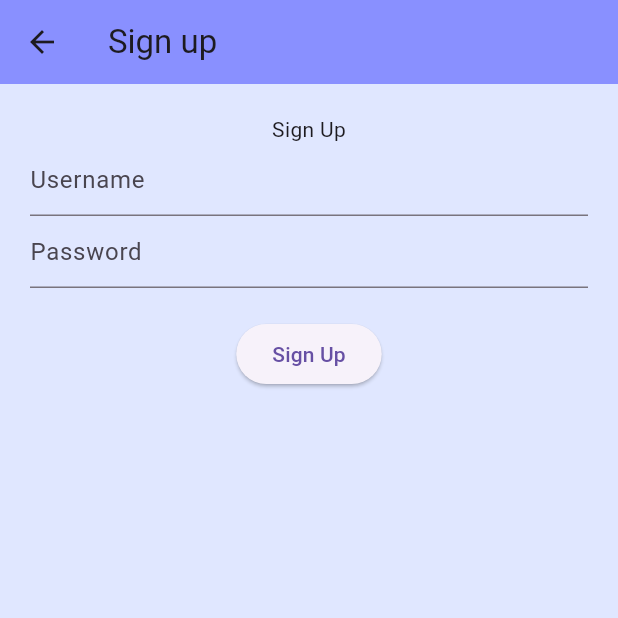
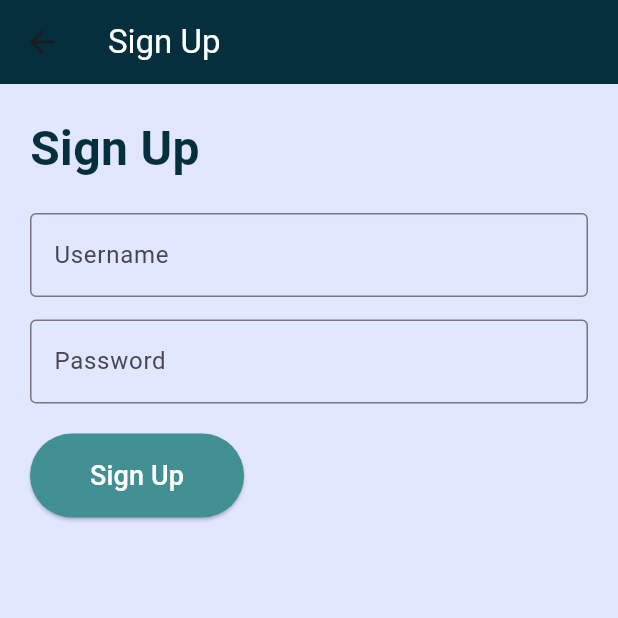
Before and after one commit to HUSSAIN13Q/tasky, a Flutter app: the screen it shows after launch, after a tap on "Sign Up", on a phone screen of 412 x 824 dp, the top half of it. Run offline on Flutter 3.47's test engine with Material 3 defaults, Android fonts, the light colour scheme and no system bars; our stand-ins replace dio, go_router, shared_preferences; accounts and stored records are empty; network calls fail.

Commit message:
sign in page and sign up page updated when it some to color

```diff
--- a/lib/main.dart
+++ b/lib/main.dart
@@ -26,7 +26,7 @@ class MainApp extends StatelessWidget {
   @override
   Widget build(BuildContext context) {
     return MaterialApp.router(
-      title: 'tasky App',
+      title: 'Tasky App',
       routerConfig: _router,
       debugShowCheckedModeBanner: false,
       theme: ThemeData(
--- a/lib/sign/login_page.dart
+++ b/lib/sign/login_page.dart
@@ -18,20 +18,40 @@ class _LoginPageState extends State<LoginPage> {
   Widget build(BuildContext context) {
     return Scaffold(
       appBar: AppBar(
-        title: const Text("Login"),
+        title: const Text(
+          "Login",
+          style: TextStyle(color: Colors.white), // AppBar text color
+        ),
+        backgroundColor: const Color(0xFF062F3E), // AppBar background color
       ),
       resizeToAvoidBottomInset: false,
       body: Padding(
         padding: const EdgeInsets.all(20.0),
         child: Column(
+          crossAxisAlignment: CrossAxisAlignment.start,
           children: [
-            const Text("Login"),
+            const Text(
+              "Login",
+              style: TextStyle(
+                fontSize: 32,
+                fontWeight: FontWeight.bold,
+                color: Color(0xFF062F3E), // Text color
+              ),
+            ),
+            const SizedBox(height: 20),
             TextField(
-              decoration: const InputDecoration(hintText: 'Username'),
+              decoration: const InputDecoration(
+                hintText: 'Username',
+                border: OutlineInputBorder(),
+              ),
               controller: usernameController,
             ),
+            const SizedBox(height: 15),
             TextField(
-              decoration: const InputDecoration(hintText: 'Password'),
+              decoration: const InputDecoration(
+                hintText: 'Password',
+                border: OutlineInputBorder(),
+              ),
               controller: passwordController,
               obscureText: true,
             ),
@@ -50,19 +70,59 @@ class _LoginPageState extends State<LoginPage> {
                   );
                 }
               },
-              child: const Text("Login"),
+              style: ElevatedButton.styleFrom(
+                foregroundColor: Colors.white,
+                backgroundColor: const Color(0xFF429094), // Text color
+                padding:
+                    const EdgeInsets.symmetric(horizontal: 40, vertical: 15),
+                shape: RoundedRectangleBorder(
+                  borderRadius: BorderRadius.circular(30), // Rounded corners
+                ),
+              ),
+              child: const Text(
+                "Login",
+                style: TextStyle(fontSize: 18), // Button text style
+              ),
             ),
-            SizedBox(
-              height: 22,
-            ),
+            const SizedBox(height: 22),
             ElevatedButton(
               onPressed: () {
                 context.push('/signup');
               },
-              child: const Text("Sign Up"),
-            )
+              style: ElevatedButton.styleFrom(
+                foregroundColor: Colors.white,
+                backgroundColor:
+                    const Color(0xFF429094), // Text color (same as Login)
+                padding: const EdgeInsets.symmetric(
+                    horizontal: 40, vertical: 15), // Same size
+                shape: RoundedRectangleBorder(
+                  borderRadius: BorderRadius.circular(30), // Rounded corners
+                ),
+              ),
+              child: const Text(
+                "Sign Up",
+                style: TextStyle(fontSize: 18), // Button text style
+              ),
+            ),
           ],
         ),
+      ),
+      floatingActionButton: FloatingActionButton(
+        onPressed: () async {
+          try {
+            await context.read<AuthProvider>().loginAPI(
+                  email: usernameController.text,
+                  password: passwordController.text,
+                );
+            context.go('/home');
+          } catch (e) {
+            ScaffoldMessenger.of(context).showSnackBar(
+              SnackBar(content: Text(e.toString())),
+            );
+          }
+        },
+        backgroundColor: const Color(0xFF429094), // Floating button color
+        child: const Icon(Icons.login), // Icon for floating button
       ),
     );
   }
--- a/lib/sign/signUp_page.dart
+++ b/lib/sign/signUp_page.dart
@@ -4,7 +4,7 @@ import 'package:go_router/go_router.dart';
 import 'package:tasky/Provider/auth_proider.dart';
 
 class SignupPage extends StatefulWidget {
-  SignupPage({Key? key}) : super(key: key);
+  const SignupPage({Key? key}) : super(key: key);
 
   @override
   State<SignupPage> createState() => _SignupPageState();
@@ -12,27 +12,46 @@ class SignupPage extends StatefulWidget {
 
 class _SignupPageState extends State<SignupPage> {
   final usernameController = TextEditingController();
-
   final passwordController = TextEditingController();
 
   @override
   Widget build(BuildContext context) {
     return Scaffold(
       appBar: AppBar(
-        title: const Text("Sign up"),
+        title: const Text(
+          "Sign Up",
+          style: TextStyle(color: Colors.white), // AppBar text color
+        ),
+        backgroundColor: const Color(0xFF062F3E), // AppBar background color
       ),
       resizeToAvoidBottomInset: false,
       body: Padding(
         padding: const EdgeInsets.all(20.0),
         child: Column(
+          crossAxisAlignment: CrossAxisAlignment.start,
           children: [
-            const Text("Sign Up"),
+            const Text(
+              "Sign Up",
+              style: TextStyle(
+                fontSize: 32,
+                fontWeight: FontWeight.bold,
+                color: Color(0xFF062F3E), // Text color
+              ),
+            ),
+            const SizedBox(height: 20),
             TextField(
-              decoration: const InputDecoration(hintText: 'Username'),
+              decoration: const InputDecoration(
+                hintText: 'Username',
+                border: OutlineInputBorder(),
+              ),
               controller: usernameController,
             ),
+            const SizedBox(height: 15),
             TextField(
-              decoration: const InputDecoration(hintText: 'Password'),
+              decoration: const InputDecoration(
+                hintText: 'Password',
+                border: OutlineInputBorder(),
+              ),
               controller: passwordController,
               obscureText: true,
             ),
@@ -44,14 +63,26 @@ class _SignupPageState extends State<SignupPage> {
                         email: usernameController.text,
                         password: passwordController.text,
                       );
+                  context.go('/home');
                 } catch (e) {
                   ScaffoldMessenger.of(context).showSnackBar(
-                      const SnackBar(content: Text("things happened")));
+                    const SnackBar(content: Text("Something went wrong")),
+                  );
                 }
-
-                context.go('/home');
               },
-              child: const Text("Sign Up"),
+              style: ElevatedButton.styleFrom(
+                foregroundColor: Colors.white,
+                backgroundColor: const Color(0xFF429094), // Text color
+                padding:
+                    const EdgeInsets.symmetric(horizontal: 40, vertical: 15),
+                shape: RoundedRectangleBorder(
+                  borderRadius: BorderRadius.circular(30), // Rounded corners
+                ),
+              ),
+              child: const Text(
+                "Sign Up",
+                style: TextStyle(fontSize: 18), // Button text style
+              ),
             ),
           ],
         ),
```
